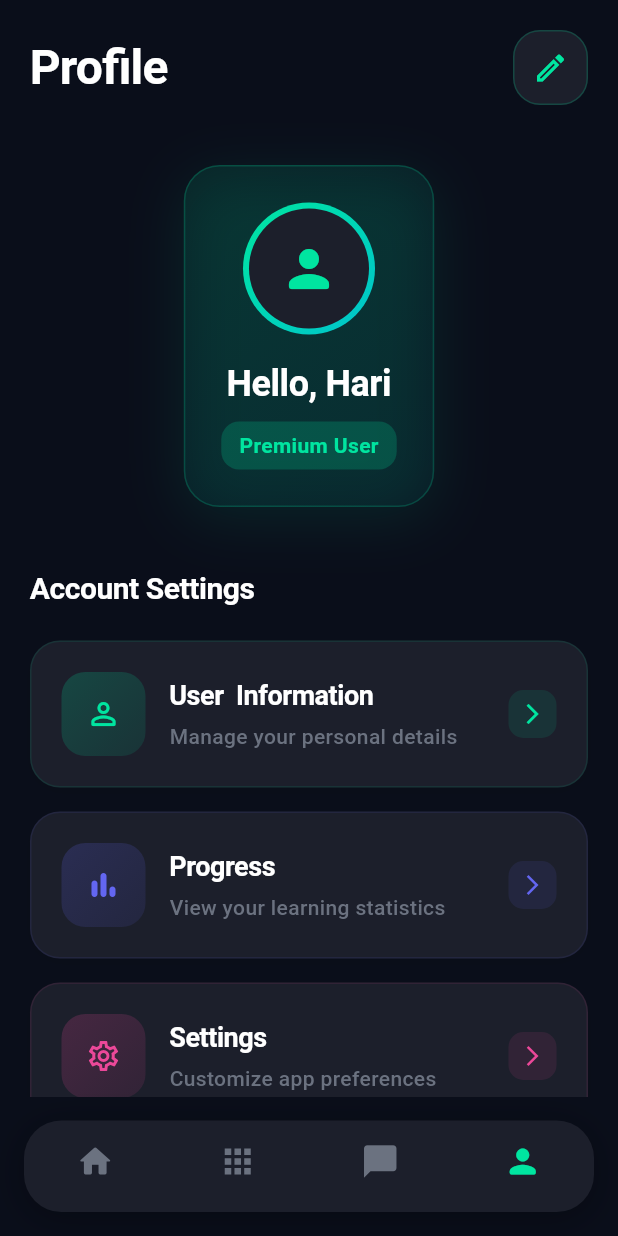
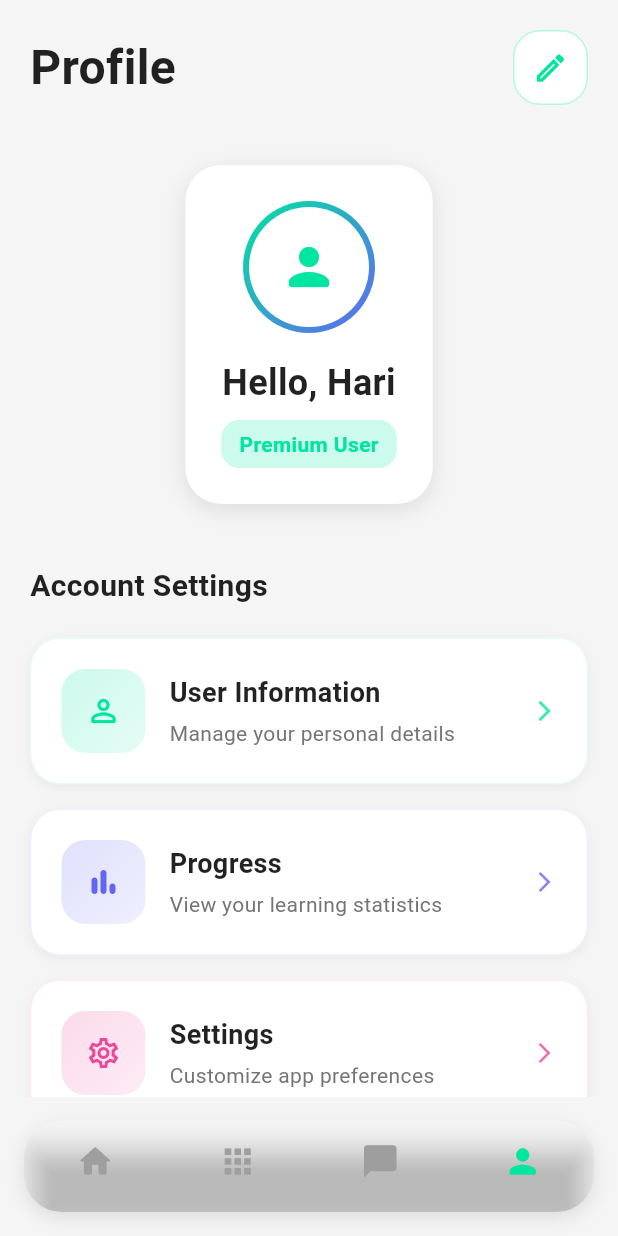
Before and after one commit to hariedamana/lexivo_assistant_1, a Flutter app: the ProfileScreen screen opened by its route, on a phone screen of 412 x 824 dp. Run offline on Flutter 3.47's test engine with Material 3 defaults, Android fonts, the phone set to English and light mode, and no system bars; our stand-ins replace firebase_auth, firebase_core, percent_indicator; accounts and stored records are empty.

Commit message:
Restructured Profile Screen

```diff
--- a/lib/profile_screen.dart
+++ b/lib/profile_screen.dart
@@ -6,73 +6,59 @@ class ProfileScreen extends StatelessWidget {
 
   @override
   Widget build(BuildContext context) {
+    // Light Theme Colors
+    const backgroundColor = Color(0xFFF5F5F5);
+    const cardColor = Colors.white;
+    const accentColor = Color(0xFF00E5A0); // Main accent
+    const secondaryAccent = Color(0xFF6366F1);
+    const tertiaryAccent = Color(0xFFEC4899);
+
     return Scaffold(
-      backgroundColor: const Color(0xFF0A0E1A), // Deep dark background
+      backgroundColor: backgroundColor,
       body: SafeArea(
         child: SingleChildScrollView(
-          child: Padding(
           padding: const EdgeInsets.symmetric(horizontal: 20),
           child: Column(
             children: [
               const SizedBox(height: 20),
-
-                // Header Section
+              // Header
               Row(
                 mainAxisAlignment: MainAxisAlignment.spaceBetween,
                 children: [
                   const Text(
                     'Profile',
                     style: TextStyle(
-                        color: Colors.white,
+                      color: Colors.black87,
                       fontSize: 32,
                       fontWeight: FontWeight.w700,
-                        letterSpacing: -0.5,
                     ),
                   ),
                   Container(
                     padding: const EdgeInsets.all(12),
                     decoration: BoxDecoration(
-                        color: const Color(0xFF1C1F2B),
+                      color: cardColor,
                       borderRadius: BorderRadius.circular(18),
                       border: Border.all(
-                          color: const Color(0xFF00E5A0).withOpacity(0.2),
-                          width: 1,
+                        color: accentColor.withOpacity(0.3),
                       ),
                     ),
-                      child: const Icon(
-                        Icons.edit_outlined,
-                        color: Color(0xFF00E5A0),
-                        size: 24,
-                      ),
+                    child: const Icon(Icons.edit_outlined, color: accentColor, size: 24),
                   ),
                 ],
               ),
-
               const SizedBox(height: 40),
 
-                // Profile Header Card
+              // Profile Card
               Container(
                 padding: const EdgeInsets.all(24),
                 decoration: BoxDecoration(
-                    gradient: LinearGradient(
-                      colors: [
-                        const Color(0xFF00E5A0).withOpacity(0.1),
-                        const Color(0xFF00C4CC).withOpacity(0.05),
-                      ],
-                      begin: Alignment.topLeft,
-                      end: Alignment.bottomRight,
-                    ),
+                  color: cardColor,
                   borderRadius: BorderRadius.circular(24),
-                    border: Border.all(
-                      color: const Color(0xFF00E5A0).withOpacity(0.2),
-                      width: 1,
-                    ),
                   boxShadow: [
                     BoxShadow(
-                        color: const Color(0xFF00E5A0).withOpacity(0.1),
-                        offset: const Offset(0, 8),
-                        blurRadius: 32,
-                        spreadRadius: 0,
+                      color: Colors.black.withOpacity(0.1),
+                      offset: const Offset(0, 4),
+                      blurRadius: 12,
                     ),
                   ],
                 ),
@@ -84,10 +70,7 @@ class ProfileScreen extends StatelessWidget {
                       decoration: BoxDecoration(
                         shape: BoxShape.circle,
                         gradient: LinearGradient(
-                            colors: [
-                              const Color(0xFF00E5A0),
-                              const Color(0xFF00C4CC),
-                            ],
+                          colors: [accentColor, secondaryAccent],
                           begin: Alignment.topLeft,
                           end: Alignment.bottomRight,
                         ),
@@ -95,14 +78,10 @@ class ProfileScreen extends StatelessWidget {
                       child: Container(
                         padding: const EdgeInsets.all(20),
                         decoration: BoxDecoration(
-                            color: const Color(0xFF1C1F2B),
+                          color: cardColor,
                           shape: BoxShape.circle,
                         ),
-                          child: const Icon(
-                            Icons.person_rounded,
-                            size: 40,
-                            color: Color(0xFF00E5A0),
-                          ),
+                        child: const Icon(Icons.person_rounded, size: 40, color: accentColor),
                       ),
                     ),
                     const SizedBox(height: 16),
@@ -111,15 +90,14 @@ class ProfileScreen extends StatelessWidget {
                       style: TextStyle(
                         fontSize: 24,
                         fontWeight: FontWeight.w700,
-                          color: Colors.white,
-                          letterSpacing: -0.3,
+                        color: Colors.black87,
                       ),
                     ),
                     const SizedBox(height: 8),
                     Container(
                       padding: const EdgeInsets.symmetric(horizontal: 12, vertical: 6),
                       decoration: BoxDecoration(
-                          color: const Color(0xFF00E5A0).withOpacity(0.2),
+                        color: accentColor.withOpacity(0.2),
                         borderRadius: BorderRadius.circular(12),
                       ),
                       child: const Text(
@@ -127,129 +105,251 @@ class ProfileScreen extends StatelessWidget {
                         style: TextStyle(
                           fontSize: 14,
                           fontWeight: FontWeight.w600,
-                            color: Color(0xFF00E5A0),
+                          color: accentColor,
                         ),
                       ),
                     ),
                   ],
                 ),
               ),
-
               const SizedBox(height: 40),
 
-                // Profile Menu Section
+              // Account Settings Header
               const Align(
                 alignment: Alignment.centerLeft,
                 child: Text(
                   'Account Settings',
                   style: TextStyle(
-                      color: Colors.white,
+                    color: Colors.black87,
                     fontSize: 20,
                     fontWeight: FontWeight.w700,
-                      letterSpacing: -0.3,
                   ),
                 ),
               ),
-
               const SizedBox(height: 20),
 
-                // Profile Options
-                _buildModernProfileOption(
+              // Account Options
+              _buildOptionTile(
                 context,
                 Icons.person_outline_rounded,
-                  "User  Information",
+                "User Information",
                 "Manage your personal details",
-                  const Color(0xFF00E5A0),
+                accentColor,
+                cardColor,
               ),
               const SizedBox(height: 16),
-                _buildModernProfileOption(
+              _buildOptionTile(
                 context,
                 Icons.bar_chart_rounded,
                 "Progress",
                 "View your learning statistics",
-                  const Color(0xFF6366F1),
+                secondaryAccent,
+                cardColor,
               ),
               const SizedBox(height: 16),
-                _buildModernProfileOption(
+              _buildOptionTile(
                 context,
                 Icons.settings_outlined,
                 "Settings",
                 "Customize app preferences",
-                  const Color(0xFFEC4899),
+                tertiaryAccent,
+                cardColor,
               ),
-
               const SizedBox(height: 32),
 
-                // App Info Section
+              // App Info Header
               const Align(
                 alignment: Alignment.centerLeft,
                 child: Text(
                   'App Information',
                   style: TextStyle(
-                      color: Colors.white,
+                    color: Colors.black87,
                     fontSize: 20,
                     fontWeight: FontWeight.w700,
-                      letterSpacing: -0.3,
+                  ),
+                ),
+              ),
+              const SizedBox(height: 20),
+
+              // App Info Options
+              _buildOptionTile(
+                context,
+                Icons.info_outline_rounded,
+                "Application Info",
+                "Version and app details",
+                Color(0xFFF59E0B),
+                cardColor,
+              ),
+              const SizedBox(height: 16),
+              _buildOptionTile(
+                context,
+                Icons.description_outlined,
+                "Terms and Conditions",
+                "Legal information and policies",
+                Color(0xFF8B5CF6),
+                cardColor,
+              ),
+              const SizedBox(height: 16),
+              _buildOptionTile(
+                context,
+                Icons.logout_rounded,
+                "Logout",
+                "Sign out of your account",
+                Color(0xFFEF4444),
+                cardColor,
+              ),
+              const SizedBox(height: 120),
+            ],
           ),
         ),
       ),
 
-                const SizedBox(height: 20),
+      // Bottom Navigation
+      bottomNavigationBar: _buildBottomNavBar(context),
+    );
+  }
 
-                _buildModernProfileOption(
-                  context,
-                  Icons.info_outline_rounded,
-                  "Application Info",
-                  "Version and app details",
-                  const Color(0xFFF59E0B),
+  Widget _buildOptionTile(
+      BuildContext context, IconData icon, String title, String subtitle, Color color, Color cardColor) {
+    return GestureDetector(
+      onTap: () => _handleOptionTap(context, title),
+      child: Container(
+        padding: const EdgeInsets.all(20),
+        decoration: BoxDecoration(
+          color: cardColor,
+          borderRadius: BorderRadius.circular(20),
+          border: Border.all(color: color.withOpacity(0.1)),
+          boxShadow: [
+            BoxShadow(
+              color: Colors.black.withOpacity(0.05),
+              offset: const Offset(0, 2),
+              blurRadius: 6,
             ),
-                const SizedBox(height: 16),
-                _buildModernProfileOption(
-                  context,
-                  Icons.description_outlined,
-                  "Terms and Conditions",
-                  "Legal information and policies",
-                  const Color(0xFF8B5CF6),
+          ],
         ),
-                const SizedBox(height: 16),
-                _buildModernProfileOption(
-                  context,
-                  Icons.logout_rounded,
-                  "Logout",
-                  "Sign out of your account",
-                  const Color(0xFFEF4444),
+        child: Row(
+          children: [
+            Container(
+              padding: const EdgeInsets.all(16),
+              decoration: BoxDecoration(
+                gradient: LinearGradient(
+                  colors: [color.withOpacity(0.2), color.withOpacity(0.1)],
+                  begin: Alignment.topLeft,
+                  end: Alignment.bottomRight,
                 ),
-
-                const SizedBox(height: 120), // Extra space for bottom navigation
+                borderRadius: BorderRadius.circular(16),
+              ),
+              child: Icon(icon, color: color, size: 24),
+            ),
+            const SizedBox(width: 16),
+            Expanded(
+              child: Column(
+                crossAxisAlignment: CrossAxisAlignment.start,
+                children: [
+                  Text(title,
+                      style: TextStyle(
+                          color: Colors.black87, fontWeight: FontWeight.w600, fontSize: 18)),
+                  const SizedBox(height: 4),
+                  Text(subtitle, style: TextStyle(color: Colors.grey[600], fontSize: 14)),
                 ],
               ),
             ),
+            Icon(Icons.arrow_forward_ios, color: color.withOpacity(0.8), size: 16),
+          ],
         ),
       ),
+    );
+  }
 
-      // Bottom Navigation Bar
-      bottomNavigationBar: Container(
+  void _handleOptionTap(BuildContext context, String title) {
+    switch (title) {
+      case "User Information":
+      case "Progress":
+      case "Settings":
+      case "Terms and Conditions":
+        ScaffoldMessenger.of(context).showSnackBar(
+          SnackBar(content: Text("Opening $title..."), backgroundColor: Colors.grey[700]),
+        );
+        break;
+      case "Application Info":
+        _showAppInfoDialog(context);
+        break;
+      case "Logout":
+        _showLogoutDialog(context);
+        break;
+    }
+  }
+
+  void _showAppInfoDialog(BuildContext context) {
+    showDialog(
+      context: context,
+      builder: (_) => AlertDialog(
+        backgroundColor: Colors.white,
+        shape: RoundedRectangleBorder(borderRadius: BorderRadius.circular(20)),
+        title: const Text("Application Info", style: TextStyle(color: Colors.black87, fontWeight: FontWeight.w700)),
+        content: const Column(
+          mainAxisSize: MainAxisSize.min,
+          crossAxisAlignment: CrossAxisAlignment.start,
+          children: [
+            Text("Version: 1.0.0", style: TextStyle(color: Colors.black54)),
+            SizedBox(height: 8),
+            Text("Build: 2024.1", style: TextStyle(color: Colors.black54)),
+            SizedBox(height: 8),
+            Text("Developed with Flutter", style: TextStyle(color: Colors.black54)),
+          ],
+        ),
+        actions: [
+          TextButton(
+            onPressed: () => Navigator.pop(context),
+            child: const Text("Close", style: TextStyle(color: Color(0xFF00E5A0))),
+          ),
+        ],
+      ),
+    );
+  }
+
+  void _showLogoutDialog(BuildContext context) {
+    showDialog(
+      context: context,
+      builder: (_) => AlertDialog(
+        backgroundColor: Colors.white,
+        shape: RoundedRectangleBorder(borderRadius: BorderRadius.circular(20)),
+        title: const Text("Logout", style: TextStyle(color: Colors.black87, fontWeight: FontWeight.w700)),
+        content: const Text("Are you sure you want to sign out?", style: TextStyle(color: Colors.black54)),
+        actions: [
+          TextButton(onPressed: () => Navigator.pop(context), child: const Text("Cancel", style: TextStyle(color: Colors.grey))),
+          TextButton(
+            onPressed: () {
+              Navigator.pop(context);
+              ScaffoldMessenger.of(context).showSnackBar(
+                const SnackBar(content: Text("Logged out successfully"), backgroundColor: Color(0xFFEF4444)),
+              );
+            },
+            child: const Text("Logout", style: TextStyle(color: Color(0xFFEF4444))),
+          ),
+        ],
+      ),
+    );
+  }
+
+  Widget _buildBottomNavBar(BuildContext context) {
+    const selectedColor = Color(0xFF00E5A0);
+    const unselectedColor = Colors.grey;
+    return Container(
       margin: const EdgeInsets.all(16),
       decoration: BoxDecoration(
-          color: const Color(0xFF1C1F2B),
+        color: Colors.white,
         borderRadius: BorderRadius.circular(25),
-          boxShadow: [
-            BoxShadow(
-              color: Colors.black.withOpacity(0.3),
-              offset: const Offset(0, 4),
-              blurRadius: 20,
-            ),
-          ],
+        boxShadow: [BoxShadow(color: Colors.black.withOpacity(0.1), offset: Offset(0, 4), blurRadius: 10)],
       ),
       child: ClipRRect(
         borderRadius: BorderRadius.circular(25),
         child: BottomNavigationBar(
           backgroundColor: Colors.transparent,
-            selectedItemColor: const Color(0xFF00E5A0), // Bright teal
-            unselectedItemColor: const Color(0xFF6B7280),
-            currentIndex: 3, // Profile page index
+          selectedItemColor: selectedColor,
+          unselectedItemColor: unselectedColor,
+          currentIndex: 3,
           type: BottomNavigationBarType.fixed,
-            elevation: 0,
           showSelectedLabels: false,
           showUnselectedLabels: false,
           onTap: (index) {
@@ -261,283 +361,20 @@ class ProfileScreen extends StatelessWidget {
                 Navigator.pushReplacementNamed(context, '/assistants');
                 break;
               case 2:
-                  Navigator.pushReplacement(
-                    context,
-                    MaterialPageRoute(
-                      builder: (context) => const ChatbotScreen(initialTabIndex: 2), // Highlight Chatbot tab
-                    ),
-                  );
+                Navigator.push(context, MaterialPageRoute(builder: (_) => const ChatbotScreen()));
                 break;
               case 3:
-                  // Already in Profile
                 break;
             }
           },
           items: const [
-              BottomNavigationBarItem(
-                icon: Icon(Icons.home_rounded, size: 26),
-                label: '',
-              ),
-              BottomNavigationBarItem(
-                icon: Icon(Icons.apps_rounded, size: 26),
-                label: '',
-              ),
-              BottomNavigationBarItem(
-                icon: Icon(Icons.chat_bubble_rounded, size: 26),
-                label: '',
-              ),
-              BottomNavigationBarItem(
-                icon: Icon(Icons.person_rounded, size: 26),
-                label: '',
-              ),
-            ],
-          ),
-        ),
-      ),
-    );
-  }
-
-  Widget _buildModernProfileOption(
-    BuildContext context,
-    IconData icon,
-    String title,
-    String subtitle,
-    Color color,
-  ) {
-    return GestureDetector(
-      onTap: () {
-        // Add specific navigation based on title
-        _handleProfileOptionTap(context, title);
-      },
-      child: Container(
-        padding: const EdgeInsets.all(20),
-        decoration: BoxDecoration(
-          color: const Color(0xFF1C1F2B),
-          borderRadius: BorderRadius.circular(20),
-          border: Border.all(
-            color: color.withOpacity(0.1),
-            width: 1,
-          ),
-          boxShadow: [
-            BoxShadow(
-              color: Colors.black.withOpacity(0.05),
-              offset: const Offset(0, 2),
-              blurRadius: 10,
-            ),
-          ],
-        ),
-        child: Row(
-          children: [
-            Container(
-              padding: const EdgeInsets.all(16),
-              decoration: BoxDecoration(
-                gradient: LinearGradient(
-                  colors: [
-                    color.withOpacity(0.2),
-                    color.withOpacity(0.1),
-                  ],
-                  begin: Alignment.topLeft,
-                  end: Alignment.bottomRight,
-                ),
-                borderRadius: BorderRadius.circular(16),
-              ),
-              child: Icon(
-                icon,
-                color: color,
-                size: 24,
-              ),
-            ),
-            const SizedBox(width: 16),
-            Expanded(
-              child: Column(
-                crossAxisAlignment: CrossAxisAlignment.start,
-                children: [
-                  Text(
-                    title,
-                    style: const TextStyle(
-                      color: Colors.white,
-                      fontSize: 18,
-                      fontWeight: FontWeight.w600,
-                      letterSpacing: -0.3,
-                    ),
-                  ),
-                  const SizedBox(height: 4),
-                  Text(
-                    subtitle,
-                    style: const TextStyle(
-                      color: Color(0xFF6B7280),
-                      fontSize: 14,
-                      fontWeight: FontWeight.w500,
-                    ),
-                  ),
-                ],
-              ),
-            ),
-            Container(
-              padding: const EdgeInsets.all(8),
-              decoration: BoxDecoration(
-                color: color.withOpacity(0.1),
-                borderRadius: BorderRadius.circular(10),
-              ),
-              child: Icon(
-                Icons.arrow_forward_ios,
-                color: color,
-                size: 16,
-              ),
-            ),
+            BottomNavigationBarItem(icon: Icon(Icons.home_rounded, size: 26), label: ''),
+            BottomNavigationBarItem(icon: Icon(Icons.apps_rounded, size: 26), label: ''),
+            BottomNavigationBarItem(icon: Icon(Icons.chat_bubble_rounded, size: 26), label: ''),
+            BottomNavigationBarItem(icon: Icon(Icons.person_rounded, size: 26), label: ''),
           ],
         ),
       ),
     );
   }
-
-  void _handleProfileOptionTap(BuildContext context, String title) {
-    // Handle specific navigation or actions based on the option selected
-    switch (title) {
-      case "User  Information":
-        // Navigate to user info page
-        ScaffoldMessenger.of(context).showSnackBar(
-          SnackBar(
-            content: Text("Opening $title..."),
-            backgroundColor: const Color(0xFF00E5A0),
-          ),
-        );
-        break;
-      case "Progress":
-        // Navigate to progress page
-        ScaffoldMessenger.of(context).showSnackBar(
-          SnackBar(
-            content: Text("Opening $title..."),
-            backgroundColor: const Color(0xFF6366F1),
-          ),
-        );
-        break;
-      case "Settings":
-        // Navigate to settings page
-        ScaffoldMessenger.of(context).showSnackBar(
-          SnackBar(
-            content: Text("Opening $title..."),
-            backgroundColor: const Color(0xFFEC4899),
-          ),
-        );
-        break;
-      case "Application Info":
-        // Show app info dialog
-        _showAppInfoDialog(context);
-        break;
-      case "Terms and Conditions":
-        // Navigate to terms page
-        ScaffoldMessenger.of(context).showSnackBar(
-          SnackBar(
-            content: Text("Opening $title..."),
-            backgroundColor: const Color(0xFF8B5CF6),
-          ),
-        );
-        break;
-      case "Logout":
-        // Show logout confirmation
-        _showLogoutDialog(context);
-        break;
 }
-  }
-
-  void _showAppInfoDialog(BuildContext context) {
-    showDialog(
-      context: context,
-      builder: (BuildContext context) {
-        return AlertDialog(
-          backgroundColor: const Color(0xFF1C1F2B),
-          shape: RoundedRectangleBorder(
-            borderRadius: BorderRadius.circular(20),
-          ),
-          title: const Text(
-            "Application Info",
-            style: TextStyle(
-              color: Colors.white,
-              fontWeight: FontWeight.w700,
-            ),
-          ),
-          content: const Column(
-            mainAxisSize: MainAxisSize.min,
-            crossAxisAlignment: CrossAxisAlignment.start,
-            children: [
-              Text(
-                "Version: 1.0.0",
-                style: TextStyle(color: Color(0xFF6B7280)),
-              ),
-              SizedBox(height: 8),
-              Text(
-                "Build: 2024.1",
-                style: TextStyle(color: Color(0xFF6B7280)),
-              ),
-              SizedBox(height: 8),
-              Text(
-                "Developed with Flutter",
-                style: TextStyle(color: Color(0xFF6B7280)),
-              ),
-            ],
-          ),
-          actions: [
-            TextButton(
-              onPressed: () => Navigator.of(context).pop(),
-              child: const Text(
-                "Close",
-                style: TextStyle(color: Color(0xFF00E5A0)),
-              ),
-            ),
-          ],
-        );
-      },
-    );
-  }
-
-  void _showLogoutDialog(BuildContext context) {
-    showDialog(
-      context: context,
-      builder: (BuildContext context) {
-        return AlertDialog(
-          backgroundColor: const Color(0xFF1C1F2B),
-          shape: RoundedRectangleBorder(
-            borderRadius: BorderRadius.circular(20),
-          ),
-          title: const Text(
-            "Logout",
-            style: TextStyle(
-              color: Colors.white,
-              fontWeight: FontWeight.w700,
-            ),
-          ),
-          content: const Text(
-            "Are you sure you want to sign out of your account?",
-            style: TextStyle(color: Color(0xFF6B7280)),
-          ),
-          actions: [
-            TextButton(
-              onPressed: () => Navigator.of(context).pop(),
-              child: const Text(
-                "Cancel",
-                style: TextStyle(color: Color(0xFF6B7280)),
-              ),
-            ),
-            TextButton(
-              onPressed: () {
-                Navigator.of(context).pop();
-                // Add logout functionality here
-                ScaffoldMessenger.of(context).showSnackBar(
-                  const SnackBar(
-                    content: Text("Logged out successfully"),
-                    backgroundColor: Color(0xFFEF4444),
-                  ),
-                );
-              },
-              child: const Text(
-                "Logout",
-                style: TextStyle(color: Color(0xFFEF4444)),
-              ),
-            ),
-          ],
-        );
-      },
-    );
-  }
-}
```
Lines whose indentation alone changed are shown as unchanged.
